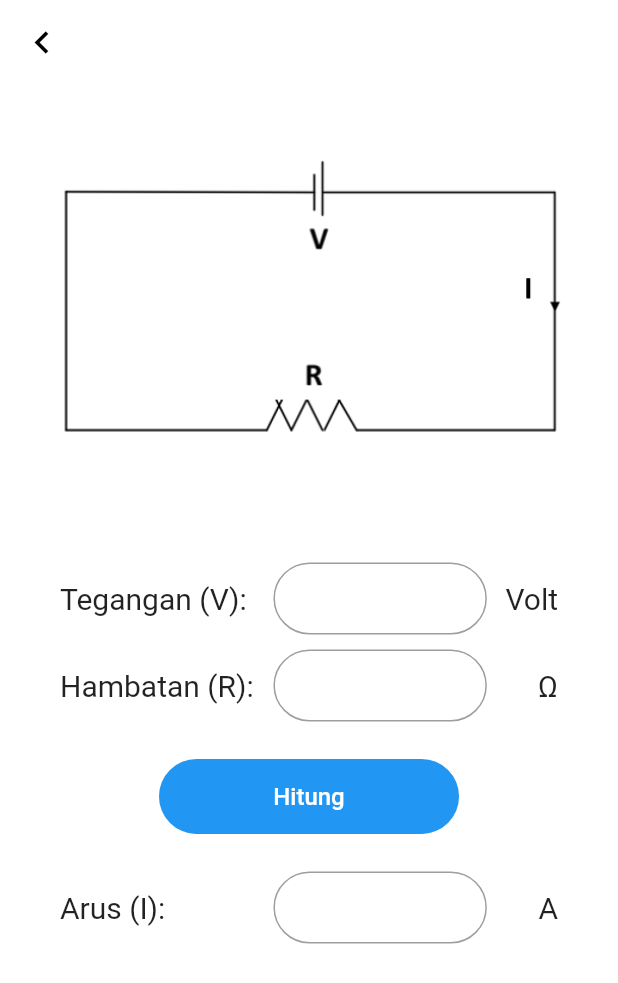
After one commit to triopu/hukumohm, a Flutter app: the screen it shows after launch, after a tap on "Simulasi", on a phone screen of 412 x 824 dp. The commit adds this screen. Shown: the top 983 px of the screen. Run offline on Flutter 3.47's test engine with Material 2 defaults, Android fonts, the phone set to English and light mode, and no system bars; our stand-ins replace get; missing offline and left inert: catex.

Commit message:
Simulation

```diff
--- /dev/null
+++ b/lib/app/modules/home/home_view.dart
@@ -0,0 +1,63 @@
+import 'package:flutter/material.dart';
+
+import 'package:get/get.dart';
+
+import 'home_controller.dart';
+
+class HomeView extends GetView<HomeController> {
+  @override
+  Widget build(BuildContext context) {
+    return Scaffold(
+      backgroundColor: Colors.white,
+      body: Center(
+          child: Column(
+        mainAxisAlignment: MainAxisAlignment.center,
+        crossAxisAlignment: CrossAxisAlignment.center,
+        children: [
+          Container(
+            height: 50,
+            width: 200,
+            child: ClipRRect(
+                borderRadius: BorderRadius.circular(40),
+                child: ElevatedButton(
+                    onPressed: () {
+                      Get.toNamed('/theory');
+                    },
+                    child: Text(
+                      'Materi',
+                      style: TextStyle(fontSize: 16),
+                    ))),
+          ),
+          Container(
+            margin: EdgeInsets.only(top: 10),
+            height: 50,
+            width: 200,
+            child: ClipRRect(
+                borderRadius: BorderRadius.circular(40),
+                child: ElevatedButton(
+                    style: ElevatedButton.styleFrom(
+                      primary: Colors.red,
+                      onPrimary: Colors.white,
+                    ),
+                    onPressed: () {
+                      Get.toNamed('/simulation');
+                    },
+                    child: Text(
+                      'Simulasi',
+                      style: TextStyle(fontSize: 16),
+                    ))),
+          )
+        ],
+      )),
+    );
+  }
+}
+
+class HomeBinding extends Bindings {
+  @override
+  void dependencies() {
+    Get.lazyPut<HomeController>(
+      () => HomeController(),
+    );
+  }
+}
--- /dev/null
+++ b/lib/app/modules/simulation/simulation_controller.dart
@@ -0,0 +1,74 @@
+import 'package:flutter/material.dart';
+import 'package:flutter/widgets.dart';
+import 'package:get/get.dart';
+
+class SimulationController extends GetxController {
+  TextEditingController tegangan = new TextEditingController();
+  TextEditingController hambatan = new TextEditingController();
+  TextEditingController arus = new TextEditingController();
+
+  hitungArus() {
+    if (tegangan.text == '') {
+      giveAlert('Masukkan Nilai Tegangan Terlebih Dahulu');
+    } else if (hambatan.text == '') {
+      giveAlert('Masukkan Nilai Hambatan Terlebih Dahulu');
+    } else if (hambatan.text == '0' || tegangan.text == '0') {
+      giveAlert('Tegangan atau Hambatan Tidak Boleh Bernilai 0');
+    } else {
+      try {
+        var i = (double.parse(tegangan.text) / double.parse(hambatan.text));
+        arus.text = i.toString().replaceAll('.', ',');
+      } catch (e) {
+        giveAlert(e.toString());
+      }
+    }
+  }
+
+  giveAlert(String text) {
+    Get.defaultDialog(
+        title: 'Peringatan',
+        content: Container(
+          child: Padding(
+            padding: EdgeInsets.symmetric(horizontal: 20),
+            child: Column(
+              children: [
+                Text(
+                  text ?? '',
+                  style: TextStyle(fontSize: 18),
+                  textAlign: TextAlign.center,
+                ),
+                Container(
+                  margin: EdgeInsets.only(top: 20),
+                  height: 50,
+                  width: 200,
+                  child: ClipRRect(
+                      borderRadius: BorderRadius.circular(40),
+                      child: ElevatedButton(
+                          onPressed: () {
+                            Get.back();
+                          },
+                          child: Text(
+                            'Mengerti',
+                            style: TextStyle(fontSize: 16),
+                          ))),
+                ),
+              ],
+            ),
+          ),
+        ),
+        barrierDismissible: false);
+  }
+
+  @override
+  void onInit() {
+    super.onInit();
+  }
+
+  @override
+  void onReady() {
+    super.onReady();
+  }
+
+  @override
+  void onClose() {}
+}
--- /dev/null
+++ b/lib/app/modules/simulation/simulation_view.dart
@@ -0,0 +1,216 @@
+import 'package:flutter/material.dart';
+
+import 'package:get/get.dart';
+
+import 'simulation_controller.dart';
+
+class SimulationView extends GetView<SimulationController> {
+  @override
+  Widget build(BuildContext context) {
+    return Scaffold(
+        appBar: AppBar(
+          leading: IconButton(
+            icon: const Icon(
+              Icons.keyboard_arrow_left,
+              color: Colors.black,
+              size: 30,
+            ),
+            onPressed: () {
+              Get.back();
+            },
+          ),
+          elevation: 0,
+          backgroundColor: Colors.white,
+        ),
+        backgroundColor: Colors.white,
+        body: SingleChildScrollView(
+          child: SafeArea(
+            child: Padding(
+              padding: EdgeInsets.all(20),
+              child: Column(
+                mainAxisAlignment: MainAxisAlignment.start,
+                crossAxisAlignment: CrossAxisAlignment.start,
+                children: [
+                  Padding(
+                    padding: const EdgeInsets.symmetric(vertical: 20),
+                    child: Image.asset(
+                      'assets/rangkaian.png',
+                      width: Get.width,
+                    ),
+                  ),
+                  SizedBox(
+                    height: 50,
+                  ),
+                  Padding(
+                    padding:
+                        const EdgeInsets.symmetric(horizontal: 20, vertical: 5),
+                    child: Row(
+                      mainAxisAlignment: MainAxisAlignment.spaceAround,
+                      children: [
+                        Expanded(
+                            flex: 3,
+                            child: Text(
+                              'Tegangan (V): ',
+                              style: TextStyle(fontSize: 20),
+                            )),
+                        Expanded(
+                            flex: 3,
+                            child: TextField(
+                              cursorColor: Colors.white,
+                              keyboardType: TextInputType.number,
+                              controller: controller.tegangan,
+                              decoration: new InputDecoration(
+                                  border: new OutlineInputBorder(
+                                    borderRadius: const BorderRadius.all(
+                                      const Radius.circular(80.0),
+                                    ),
+                                  ),
+                                  focusedBorder: focusBorder,
+                                  enabledBorder: outlineBorder,
+                                  disabledBorder: outlineBorder,
+                                  contentPadding:
+                                      EdgeInsets.symmetric(horizontal: 20),
+                                  filled: true,
+                                  fillColor: Colors.white70),
+                            )),
+                        Expanded(
+                            flex: 1,
+                            child: Text(
+                              'Volt',
+                              textAlign: TextAlign.right,
+                              style: TextStyle(fontSize: 20),
+                            )),
+                      ],
+                    ),
+                  ),
+                  Padding(
+                    padding:
+                        const EdgeInsets.symmetric(horizontal: 20, vertical: 5),
+                    child: Row(
+                      mainAxisAlignment: MainAxisAlignment.spaceAround,
+                      children: [
+                        Expanded(
+                            flex: 3,
+                            child: Text(
+                              'Hambatan (R): ',
+                              style: TextStyle(fontSize: 20),
+                            )),
+                        Expanded(
+                            flex: 3,
+                            child: TextField(
+                              cursorColor: Colors.white,
+                              keyboardType: TextInputType.number,
+                              controller: controller.hambatan,
+                              decoration: new InputDecoration(
+                                  border: new OutlineInputBorder(
+                                    borderRadius: const BorderRadius.all(
+                                      const Radius.circular(80.0),
+                                    ),
+                                  ),
+                                  focusedBorder: focusBorder,
+                                  enabledBorder: outlineBorder,
+                                  disabledBorder: outlineBorder,
+                                  contentPadding:
+                                      EdgeInsets.symmetric(horizontal: 20),
+                                  filled: true,
+                                  fillColor: Colors.white70),
+                            )),
+                        Expanded(
+                            flex: 1,
+                            child: Text(
+                              'Ω',
+                              textAlign: TextAlign.right,
+                              style: TextStyle(fontSize: 20),
+                            )),
+                      ],
+                    ),
+                  ),
+                  Center(
+                    child: Container(
+                      margin: EdgeInsets.symmetric(vertical: 20),
+                      height: 50,
+                      width: 200,
+                      child: ClipRRect(
+                          borderRadius: BorderRadius.circular(40),
+                          child: ElevatedButton(
+                              onPressed: () {
+                                controller.hitungArus();
+                              },
+                              child: Text(
+                                'Hitung',
+                                style: TextStyle(fontSize: 16),
+                              ))),
+                    ),
+                  ),
+                  Padding(
+                    padding:
+                        const EdgeInsets.symmetric(horizontal: 20, vertical: 5),
+                    child: Row(
+                      mainAxisAlignment: MainAxisAlignment.spaceAround,
+                      children: [
+                        Expanded(
+                            flex: 3,
+                            child: Text(
+                              'Arus (I): ',
+                              style: TextStyle(fontSize: 20),
+                            )),
+                        Expanded(
+                            flex: 3,
+                            child: TextField(
+                              cursorColor: Colors.white,
+                              keyboardType: TextInputType.number,
+                              controller: controller.arus,
+                              enabled: false,
+                              decoration: new InputDecoration(
+                                  border: new OutlineInputBorder(
+                                    borderRadius: const BorderRadius.all(
+                                      const Radius.circular(80.0),
+                                    ),
+                                  ),
+                                  focusedBorder: focusBorder,
+                                  enabledBorder: outlineBorder,
+                                  disabledBorder: outlineBorder,
+                                  contentPadding:
+                                      EdgeInsets.symmetric(horizontal: 20),
+                                  filled: true,
+                                  fillColor: Colors.white70),
+                            )),
+                        Expanded(
+                            flex: 1,
+                            child: Text(
+                              'A',
+                              textAlign: TextAlign.right,
+                              style: TextStyle(fontSize: 20),
+                            )),
+                      ],
+                    ),
+                  )
+                ],
+              ),
+            ),
+          ),
+        ));
+  }
+
+  OutlineInputBorder outlineBorder = OutlineInputBorder(
+    borderRadius: const BorderRadius.all(
+      const Radius.circular(80.0),
+    ),
+    borderSide: const BorderSide(color: Colors.grey, width: 1.0),
+  );
+  OutlineInputBorder focusBorder = OutlineInputBorder(
+    borderRadius: const BorderRadius.all(
+      const Radius.circular(80.0),
+    ),
+    borderSide: const BorderSide(color: Colors.grey, width: 2.0),
+  );
+}
+
+class SimulationBinding extends Bindings {
+  @override
+  void dependencies() {
+    Get.lazyPut<SimulationController>(
+      () => SimulationController(),
+    );
+  }
+}
--- /dev/null
+++ b/lib/app/modules/splash/splash_controller.dart
@@ -0,0 +1,19 @@
+import 'dart:async';
+
+import 'package:get/get.dart';
+
+class SplashController extends GetxController {
+  @override
+  void onInit() {
+    super.onInit();
+    Timer(Duration(seconds: 3), () => Get.offAllNamed('/home'));
+  }
+
+  @override
+  void onReady() {
+    super.onReady();
+  }
+
+  @override
+  void onClose() {}
+}
--- /dev/null
+++ b/lib/app/modules/splash/splash_view.dart
@@ -0,0 +1,31 @@
+import 'package:flutter/material.dart';
+
+import 'package:get/get.dart';
+
+import 'splash_controller.dart';
+
+class SplashView extends GetView<SplashController> {
+  @override
+  Widget build(BuildContext context) {
+    return Scaffold(
+      body: Container(
+        decoration: BoxDecoration(color: Colors.white),
+        child: Center(
+            child: Padding(
+          padding: const EdgeInsets.all(50.0),
+          child: Image.asset(
+            'assets/ic_hukum_ohm.png',
+            height: 150,
+          ),
+        )),
+      ),
+    );
+  }
+}
+
+class SplashBinding extends Bindings {
+  @override
+  void dependencies() {
+    Get.put(SplashController());
+  }
+}
--- a/lib/app/routes/app_routes.dart
+++ b/lib/app/routes/app_routes.dart
@@ -3,8 +3,14 @@ part of 'app_pages.dart';
 
 abstract class Routes {
   static const HOME = _Paths.HOME;
+  static const SPLASH = _Paths.SPLASH;
+  static const THEORY = _Paths.THEORY;
+  static const SIMULATION = _Paths.SIMULATION;
 }
 
 abstract class _Paths {
   static const HOME = '/home';
+  static const SPLASH = '/splash';
+  static const THEORY = '/theory';
+  static const SIMULATION = '/simulation';
 }
--- a/lib/main.dart
+++ b/lib/main.dart
@@ -1,10 +1,13 @@
 import 'package:flutter/material.dart';
+import 'package:flutter/services.dart';
 
 import 'package:get/get.dart';
 
 import 'app/routes/app_pages.dart';
 
 void main() {
+  SystemChrome.setSystemUIOverlayStyle(SystemUiOverlayStyle(
+      statusBarColor: Colors.white, systemNavigationBarColor: Colors.white));
   runApp(
     GetMaterialApp(
       title: "Application",
```
Also changed, not shown: lib/app/modules/home/bindings/home_binding.dart (deleted, +0 -12 lines), lib/app/modules/home/views/home_view.dart (deleted, +0 -23 lines), lib/app/modules/theory/theory_controller.dart (added, +20 -0 lines), lib/app/modules/theory/theory_view.dart (added, +163 -0 lines), lib/app/routes/app_pages.dart (+20 -3 lines), pubspec.yaml (+4 -9 lines), assets/gradien.png (added), assets/ic_hukum_ohm.png (added), assets/rangkaian.png (added), lib/app/modules/home/home_controller.dart (renamed from lib/app/modules/home/controllers/home_controller.dart), pubspec.lock, 1 other file.
